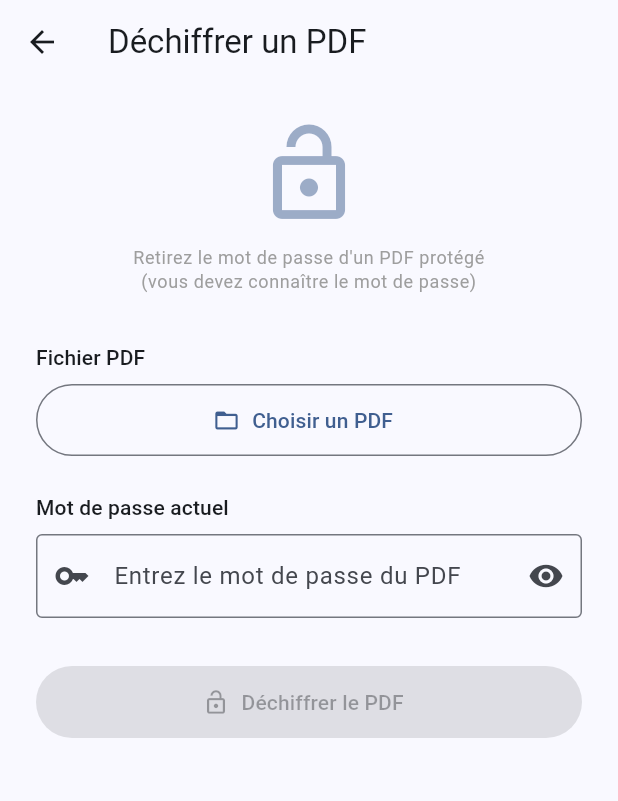
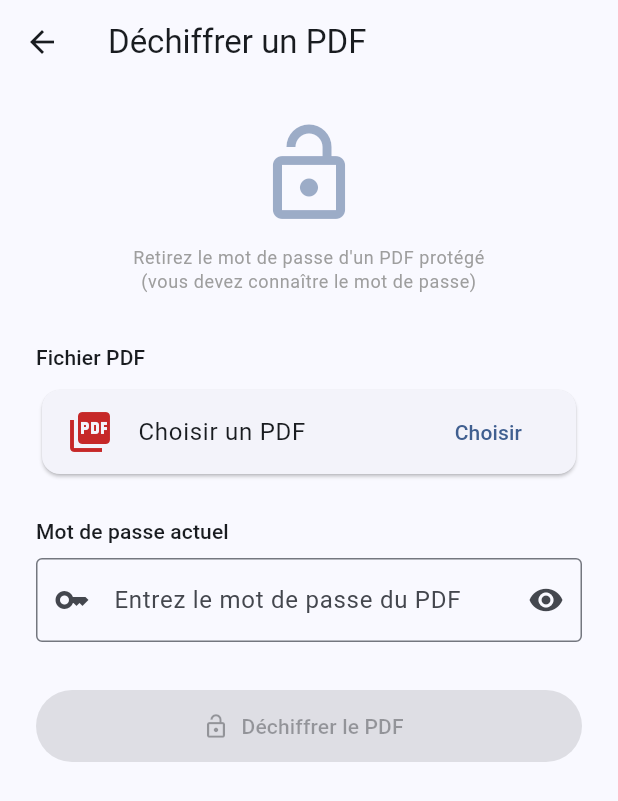
Before and after one commit to gitubpatrice/PDF-TECH, a Flutter app: the DecryptScreen screen opened directly, on a phone screen of 412 x 824 dp. Shown: the top 801 px of the screen. Run offline on Flutter 3.47's test engine with Material 3 defaults, Android fonts, the phone set to English and light mode, and no system bars; our stand-ins replace file_picker, google_sign_in, permission_handler, share_plus, shared_preferences; missing offline and left inert: files_tech_core, google_mlkit_text_recognition, googleapis, pdfx, syncfusion_flutter_pdf, syncfusion_flutter_pdfviewer and 1 more; accounts and stored records are empty.

Commit message:
v1.10.2: P0 versions sync + P1 FormatUtils résiduels + cap image annotate

```diff
--- a/lib/screens/about_screen.dart
+++ b/lib/screens/about_screen.dart
@@ -10,7 +10,7 @@ class AboutScreen extends StatefulWidget {
 }
 
 class _AboutScreenState extends State<AboutScreen> {
-  static const _version = '1.10.0';
+  static const _version = '1.10.2';
   static const _author = 'Patrice Haltaya';
 
   bool _checkingUpdate = false;
@@ -216,7 +216,7 @@ class _AboutScreenState extends State<AboutScreen> {
                 ),
                 const SizedBox(height: 8),
                 Text(
-                  'Gestionnaire de PDF complet — 23 outils',
+                  'Gestionnaire de PDF complet — 22 outils',
                   style: Theme.of(context).textTheme.bodySmall,
                   textAlign: TextAlign.center,
                 ),
--- a/lib/screens/tools/decrypt_screen.dart
+++ b/lib/screens/tools/decrypt_screen.dart
@@ -1,6 +1,7 @@
 import 'package:flutter/material.dart';
 import 'package:share_plus/share_plus.dart';
 import '../../services/pdf_tools_service.dart';
+import '../../widgets/pdf_file_header.dart';
 import '../../widgets/pdf_picker_screen.dart';
 
 class DecryptScreen extends StatefulWidget {
@@ -145,43 +146,12 @@ class _DecryptScreenState extends State<DecryptScreen> {
             // Fichier
             Text('Fichier PDF', style: Theme.of(context).textTheme.titleSmall),
             const SizedBox(height: 8),
-            _path == null
-                ? SizedBox(
-                    width: double.infinity,
-                    child: OutlinedButton.icon(
-                      onPressed: _pickFile,
-                      icon: const Icon(Icons.folder_open),
-                      label: const Text('Choisir un PDF'),
-                      style: OutlinedButton.styleFrom(
-                        minimumSize: const Size(0, 48),
-                      ),
-                    ),
-                  )
-                : ListTile(
-                    contentPadding: EdgeInsets.zero,
-                    leading: Container(
-                      width: 40,
-                      height: 40,
-                      decoration: BoxDecoration(
-                        color: Colors.red.withValues(alpha: 0.1),
-                        borderRadius: BorderRadius.circular(8),
-                      ),
-                      child: const Icon(
-                        Icons.picture_as_pdf,
-                        color: Colors.red,
-                        size: 22,
-                      ),
-                    ),
-                    title: Text(
-                      _name!,
-                      overflow: TextOverflow.ellipsis,
-                      style: const TextStyle(fontSize: 13),
-                    ),
-                    trailing: TextButton(
-                      onPressed: _pickFile,
-                      child: const Text('Changer'),
-                    ),
-                  ),
+            PdfFilePickerCard(
+              fileName: _name,
+              onPick: _pickFile,
+              pickLabel: _path == null ? 'Choisir' : 'Changer',
+              emptyLabel: 'Choisir un PDF',
+            ),
             const SizedBox(height: 24),
 
             // Mot de passe
--- a/lib/services/app_update.dart
+++ b/lib/services/app_update.dart
@@ -6,5 +6,5 @@ import 'package:files_tech_core/files_tech_core.dart';
 const appUpdateService = UpdateService(
   owner: 'gitubpatrice',
   repo: 'PDF-TECH',
-  currentVersion: '1.10.0',
+  currentVersion: '1.10.2',
 );
--- a/pubspec.yaml
+++ b/pubspec.yaml
@@ -1,7 +1,7 @@
 name: pdf_tech
 description: "Application de gestion de PDF - lecture, annotation, création, partage"
 publish_to: 'none'
-version: 1.10.1+11001
+version: 1.10.2+11002
 
 environment:
   sdk: ^3.11.5
```
Also changed, not shown: lib/screens/cloud/google_drive_screen.dart (+2 -6 lines), lib/screens/tools/images_to_pdf_screen.dart (+29 -5 lines), lib/screens/tools/merge_screen.dart (+2 -6 lines), lib/screens/tools/pdf_annotate_screen.dart (+9 -1 lines), 1 other file.
